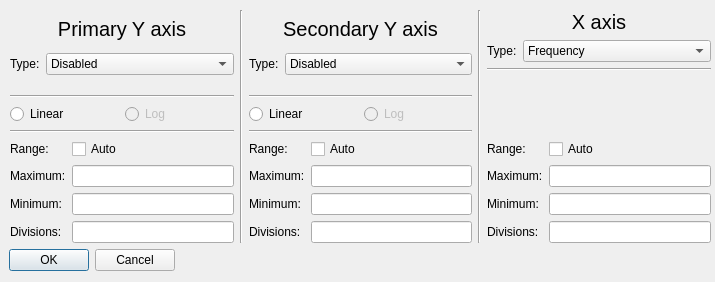
The window that Software/PC_Application/Traces/xyplotaxisdialog.ui (jankae/LibreVNA) describes before a commit, drawn with Qt 5.
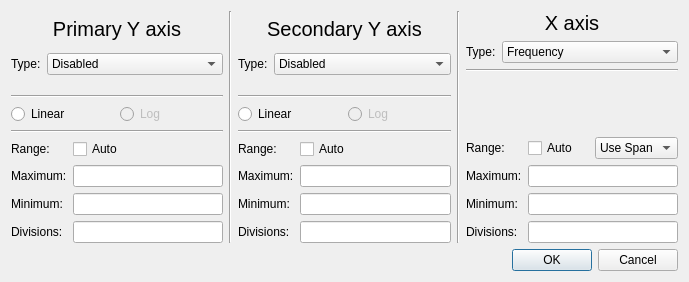
The same window after the commit. Custom widgets are drawn as their Qt base class.

Diff of the .ui file:
```diff
--- a/Software/PC_Application/Traces/xyplotaxisdialog.ui
+++ b/Software/PC_Application/Traces/xyplotaxisdialog.ui
@@ -6,7 +6,7 @@
    <rect>
     <x>0</x>
     <y>0</y>
-    <width>715</width>
+    <width>689</width>
     <height>282</height>
    </rect>
   </property>
@@ -16,32 +16,9 @@
   <property name="modal">
    <bool>true</bool>
   </property>
-  <widget class="QDialogButtonBox" name="buttonBox">
-   <property name="geometry">
-    <rect>
-     <x>9</x>
-     <y>248</y>
-     <width>166</width>
-     <height>25</height>
-    </rect>
-   </property>
-   <property name="orientation">
-    <enum>Qt::Horizontal</enum>
-   </property>
-   <property name="standardButtons">
-    <set>QDialogButtonBox::Cancel|QDialogButtonBox::Ok</set>
-   </property>
-  </widget>
-  <widget class="QWidget" name="layoutWidget">
-   <property name="geometry">
-    <rect>
-     <x>10</x>
-     <y>10</y>
-     <width>701</width>
-     <height>233</height>
-    </rect>
-   </property>
-   <layout class="QHBoxLayout" name="horizontalLayout_3">
+  <layout class="QVBoxLayout" name="verticalLayout_4">
+   <item>
+    <layout class="QHBoxLayout" name="horizontalLayout_4">
     <item>
      <layout class="QVBoxLayout" name="verticalLayout">
       <item>
@@ -455,12 +432,30 @@
          </widget>
         </item>
         <item row="0" column="1">
+          <layout class="QHBoxLayout" name="horizontalLayout_3">
+           <item>
          <widget class="QCheckBox" name="Xauto">
           <property name="text">
            <string>Auto</string>
           </property>
          </widget>
         </item>
+           <item>
+            <widget class="QComboBox" name="Xautomode">
+             <item>
+              <property name="text">
+               <string>Use Span</string>
+              </property>
+             </item>
+             <item>
+              <property name="text">
+               <string>Fit Traces</string>
+              </property>
+             </item>
+            </widget>
+           </item>
+          </layout>
+         </item>
         <item row="1" column="0">
          <widget class="QLabel" name="label_16">
           <property name="text">
@@ -496,7 +491,18 @@
      </layout>
     </item>
    </layout>
-  </widget>
+   </item>
+   <item>
+    <widget class="QDialogButtonBox" name="buttonBox">
+     <property name="orientation">
+      <enum>Qt::Horizontal</enum>
+     </property>
+     <property name="standardButtons">
+      <set>QDialogButtonBox::Cancel|QDialogButtonBox::Ok</set>
+     </property>
+    </widget>
+   </item>
+  </layout>
  </widget>
  <customwidgets>
   <customwidget>
```
Lines whose indentation alone changed are shown as unchanged.
